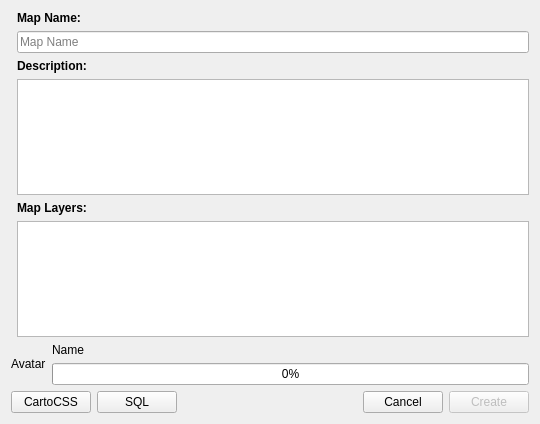
Above: ui/CreateViz.ui from gkudos/qgis-cartodb before the change. Below: the same form after it.
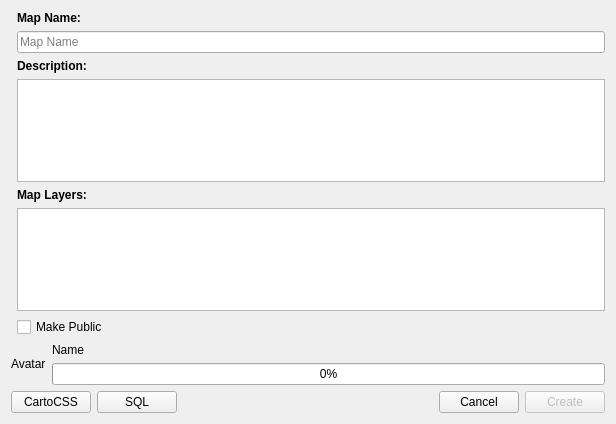
That is the form after the change.

Diff of the .ui file:
```diff
--- a/ui/CreateViz.ui
+++ b/ui/CreateViz.ui
@@ -6,7 +6,7 @@
    <rect>
     <x>0</x>
     <y>0</y>
-    <width>540</width>
+    <width>616</width>
     <height>424</height>
    </rect>
   </property>
@@ -75,6 +75,13 @@
        </property>
       </widget>
      </item>
+     <item row="7" column="1">
+      <widget class="QCheckBox" name="publicCH">
+       <property name="text">
+        <string>Make Public</string>
+       </property>
+      </widget>
+     </item>
     </layout>
    </item>
    <item>
```
